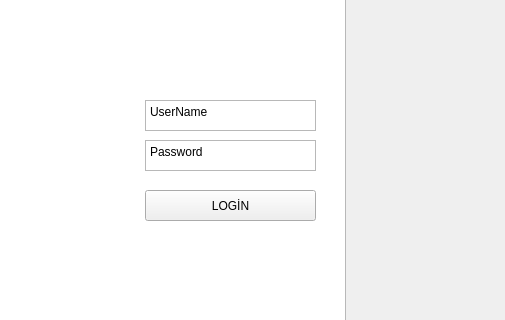
This is Ersin/login.ui in yhtyyar94/Python-Module-Week7 as Qt 5 draws it before an edit; both pictures show x 295 to 800 and y 130 to 450 of the 800 by 600 pixel window. The edited form follows.
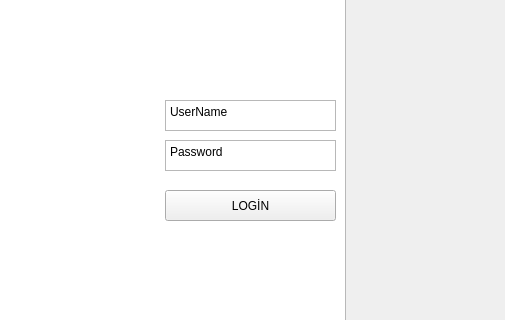
This is the edited form. Icons and pictures are not drawn.

```diff
--- a/Ersin/login.ui
+++ b/Ersin/login.ui
@@ -43,7 +43,7 @@
    <widget class="QTextEdit" name="Username">
     <property name="geometry">
      <rect>
-      <x>440</x>
+      <x>460</x>
       <y>230</y>
       <width>171</width>
       <height>31</height>
@@ -63,7 +63,7 @@
    <widget class="QTextEdit" name="Password">
     <property name="geometry">
      <rect>
-      <x>440</x>
+      <x>460</x>
       <y>270</y>
       <width>171</width>
       <height>31</height>
@@ -83,7 +83,7 @@
    <widget class="QPushButton" name="pushButton">
     <property name="geometry">
      <rect>
-      <x>440</x>
+      <x>460</x>
       <y>320</y>
       <width>171</width>
       <height>31</height>
```
Left out of the diff: 2 changed lines with no effect on the pictures.
